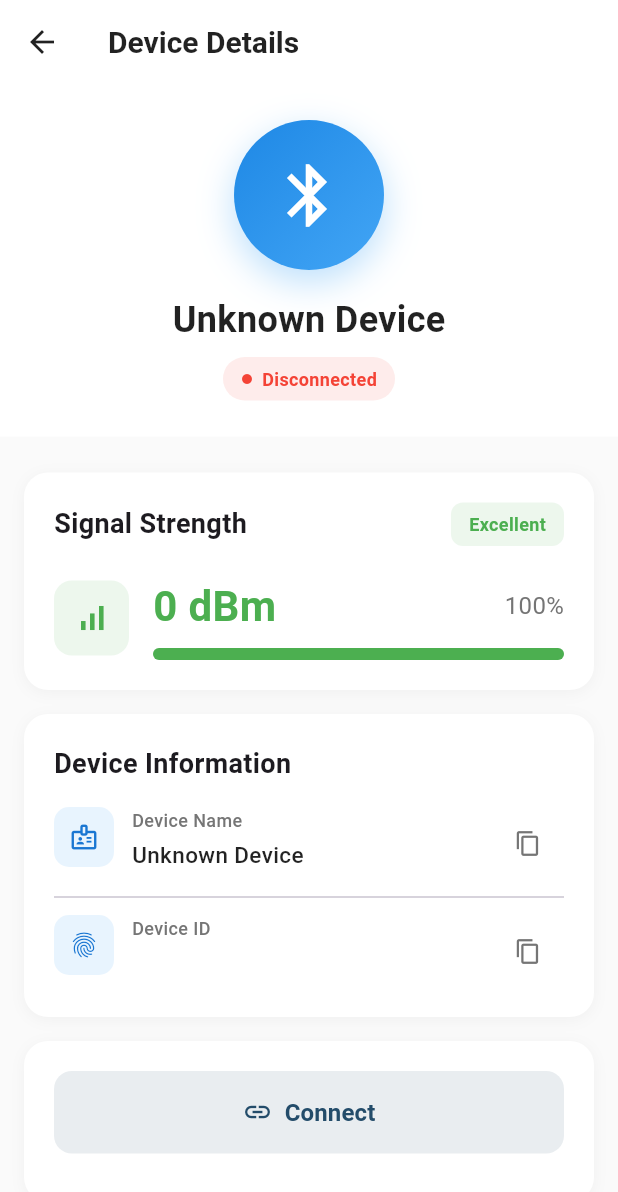
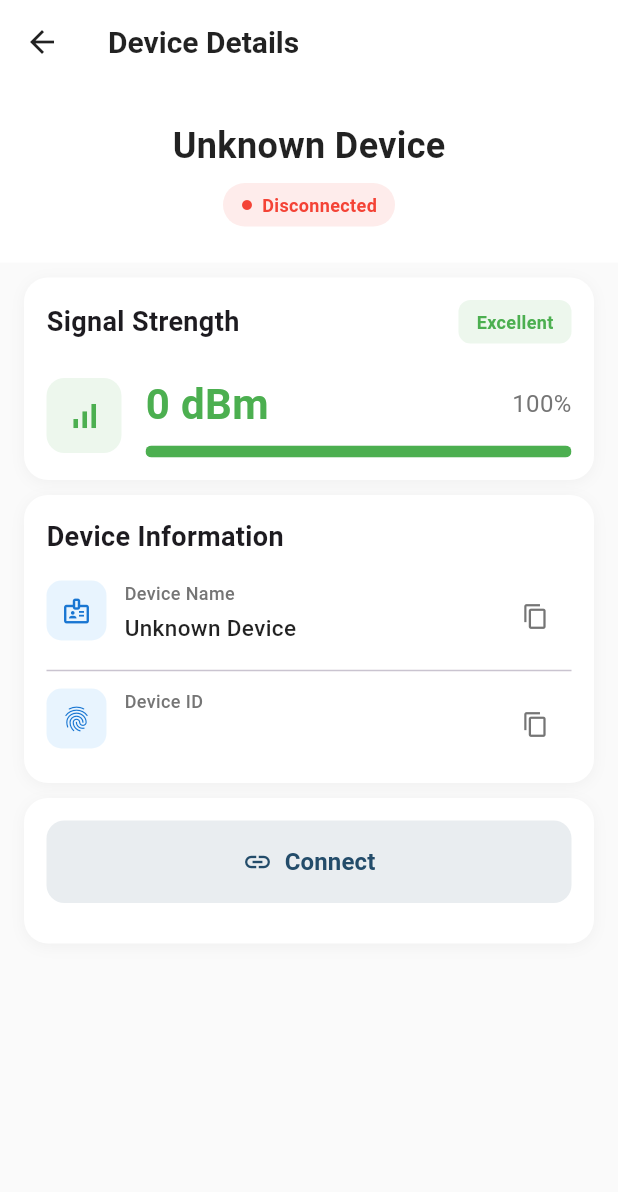
Before and after one commit to gmulonga/ble_scanner, a Flutter app: the DeviceDetailScreen screen opened directly with empty values, on a phone screen of 412 x 824 dp. Shown: the top 1192 px of the screen. Run offline on Flutter 3.47's test engine with Material 3 defaults, Android fonts, the phone set to English and light mode, and no system bars; our stand-ins replace flutter_bloc, flutter_blue_plus, geolocator, permission_handler.

Commit message:
fix: UI for the device details

```diff
--- a/lib/screens/ble_detail_screen.dart
+++ b/lib/screens/ble_detail_screen.dart
@@ -163,7 +163,6 @@ class _DeviceDetailScreenState extends State<DeviceDetailScreen> {
           }
         },
         builder: (context, state) {
-          // ✅ Access the device info dynamically from the BLoC state
           final updatedDevice = state.devices.firstWhere(
                 (d) => d.id == widget.device.id,
             orElse: () => widget.device,
@@ -179,12 +178,12 @@ class _DeviceDetailScreenState extends State<DeviceDetailScreen> {
               crossAxisAlignment: CrossAxisAlignment.stretch,
               children: [
                 _buildHeader(signalColor),
-                const SizedBox(height: 16),
+                const SizedBox(height: 5),
                 _buildSignalCard(signalColor, signalStrength, signalPercentage, updatedDevice),
                 _buildInfoCard(context, updatedDevice),
                 _buildActions(context, isConnected),
                 if (isConnected) _buildServiceList(),
-                const SizedBox(height: 24),
+                const SizedBox(height: 5),
               ],
             ),
           );
@@ -222,27 +221,6 @@ class _DeviceDetailScreenState extends State<DeviceDetailScreen> {
       padding: const EdgeInsets.all(24),
       child: Column(
         children: [
-          Container(
-            width: 100,
-            height: 100,
-            decoration: BoxDecoration(
-              gradient: LinearGradient(
-                colors: [Colors.blue[600]!, Colors.blue[400]!],
-                begin: Alignment.topLeft,
-                end: Alignment.bottomRight,
-              ),
-              shape: BoxShape.circle,
-              boxShadow: [
-                BoxShadow(
-                  color: Colors.blue.withOpacity(0.3),
-                  blurRadius: 20,
-                  offset: const Offset(0, 8),
-                ),
-              ],
-            ),
-            child: const Icon(Icons.bluetooth, color: Colors.white, size: 50),
-          ),
-          const SizedBox(height: 16),
           Text(
             widget.device.displayName,
             style: const TextStyle(
@@ -279,7 +257,6 @@ class _DeviceDetailScreenState extends State<DeviceDetailScreen> {
       ),
     );
   }
-
 
   Widget _buildSignalCard(Color signalColor, String signalStrength, double signalPercentage, BleDevice updatedDevice) {
     return _buildCard(
@@ -539,8 +516,8 @@ class _DeviceDetailScreenState extends State<DeviceDetailScreen> {
 
   Widget _buildCard({required Widget child}) {
     return Container(
-      margin: const EdgeInsets.symmetric(horizontal: 16, vertical: 8),
-      padding: const EdgeInsets.all(20),
+      margin: const EdgeInsets.symmetric(horizontal: 16, vertical: 5),
+      padding: const EdgeInsets.all(15),
       decoration: BoxDecoration(
         color: Colors.white,
         borderRadius: BorderRadius.circular(16),
```
